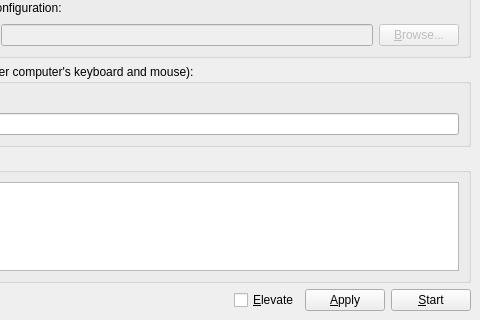
Before: the Qt Designer form src/gui/res/MainWindowBase.ui in deskflow/deskflow, drawn with Qt 5; both pictures show x 120 to 600 and y 180 to 500 of the 600 by 500 pixel window.
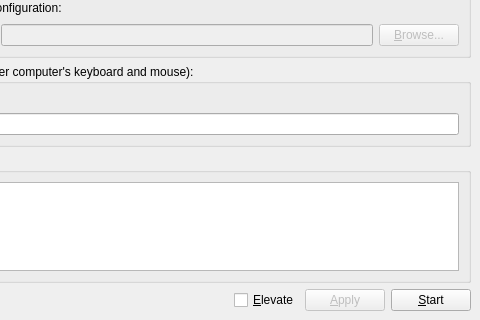
After: the same form once the commit is applied. Icons and pictures are not drawn.

Diff of the .ui file:
```diff
--- a/src/gui/res/MainWindowBase.ui
+++ b/src/gui/res/MainWindowBase.ui
@@ -364,6 +364,9 @@
       </item>
       <item>
        <widget class="QPushButton" name="m_pButtonApply">
+        <property name="enabled">
+         <bool>false</bool>
+        </property>
         <property name="text">
          <string>&amp;Apply</string>
         </property>
```
